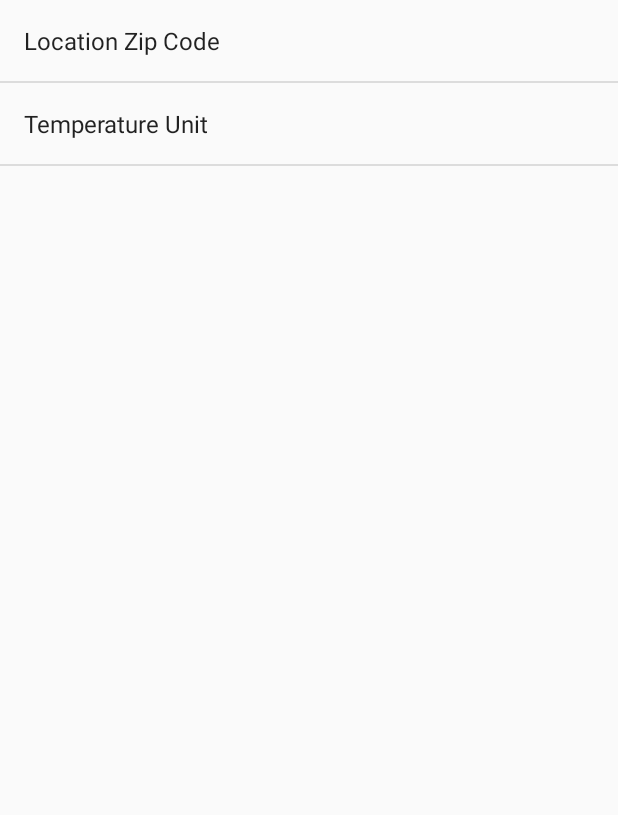
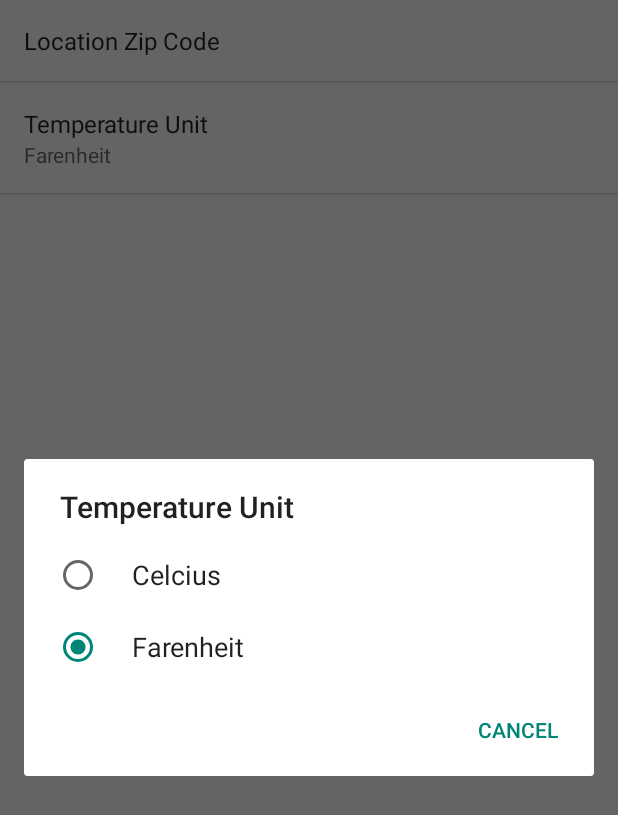
Before and after one commit to prasanthlouis/WeatherToday, an Android app: the SettingsActivity screen opened directly, with no data from a screen before it, after a tap on "Temperature Unit", on a phone screen of 412 x 824 dp. Shown: the top 815 px of the screen. Run offline under Robolectric (Android 15) with nearby library versions, the phone set to English and light mode, and no system bars.

Commit message:
units commit

```diff
--- a/app/src/main/java/com/psiuol21/prasanth/weathertoday/SettingsActivity.java
+++ b/app/src/main/java/com/psiuol21/prasanth/weathertoday/SettingsActivity.java
@@ -15,6 +15,8 @@ public class SettingsActivity extends PreferenceActivity
         // Add 'general' preferences, defined in the XML file
         addPreferencesFromResource(R.xml.pref_general);
         bindPreferenceSummaryToValue(findPreference(getString(R.string.location)));
+        bindPreferenceSummaryToValue(findPreference(getString(R.string.temp)));
+
 
         // For all preferences, attach an OnPreferenceChangeListener so the UI summary can be
         // updated when the preference changes.
--- a/app/src/main/res/values/strings.xml
+++ b/app/src/main/res/values/strings.xml
@@ -10,5 +10,12 @@
     <string name="defaultlocation">18923</string>
     <string name="temp_unit">Temperature Unit</string>
     <string name="temp">Temperature</string>
-    <string name="defaulttemp">C</string>
+    <string name="defaulttemp">Celcius</string>
+    <string name="metric">Farenheit</string>
+    <string name="action_share">Share</string>
+    <string-array name="pmv">
+        <item>Celcius</item>
+        <item>Farenheit</item>
+    </string-array>
+
 </resources>
--- a/app/src/main/res/xml/pref_general.xml
+++ b/app/src/main/res/xml/pref_general.xml
@@ -12,5 +12,8 @@
     <ListPreference
         android:title="@string/temp_unit"
         android:key="@string/temp"
+        android:defaultValue="@string/metric"
+        android:entryValues="@array/pmv"
+        android:entries="@array/pmv"
         ></ListPreference>
 </PreferenceScreen>
```
Also changed, not shown: app/src/main/java/com/psiuol21/prasanth/weathertoday/MainActivityFragment.java (+8 -0 lines), app/src/main/res/menu/detailfragment.xml (added, +8 -0 lines).
